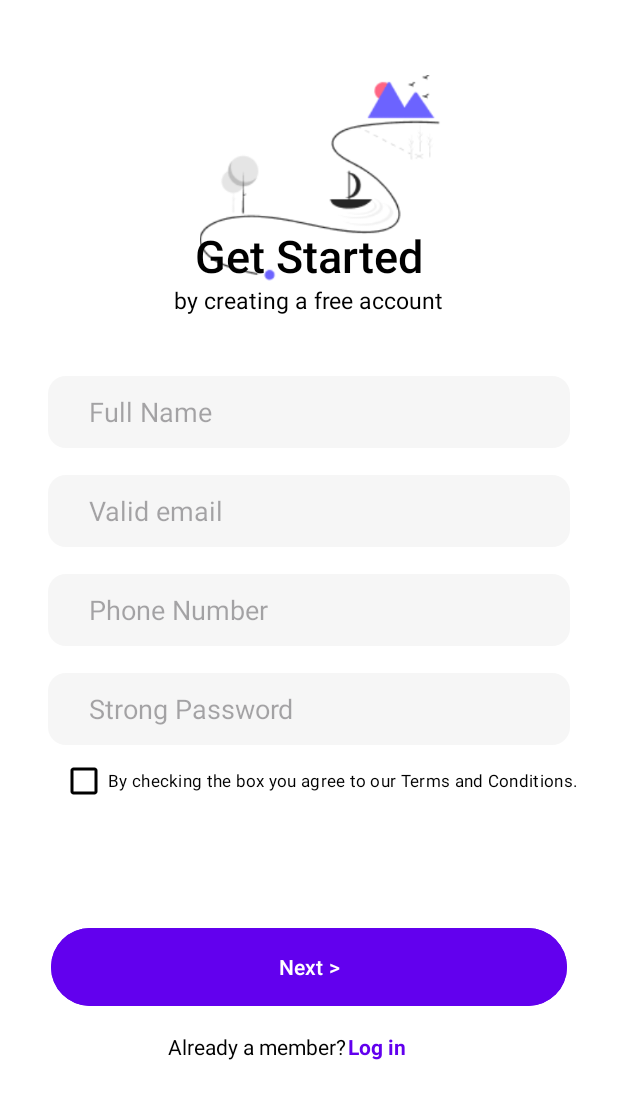
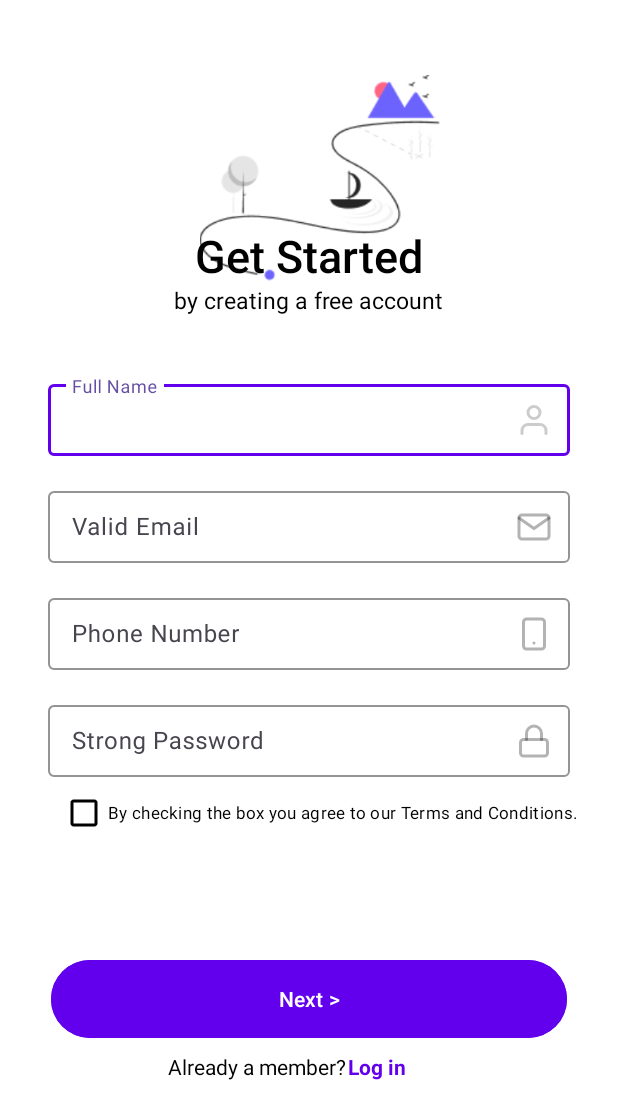
Before and after one commit to bakhodirsolieff/MobileApplicationsAssignment, an Android app: the SignUpDetailsActivity screen opened directly, with no data from a screen before it, on a phone screen of 412 x 824 dp. Shown: the top 1119 px of the screen. Run offline under Robolectric (Android 15) with nearby library versions, the light colour scheme and no system bars.

Commit message:
modified with adding some style and navigation between two activities

```diff
--- a/app/build.gradle.kts
+++ b/app/build.gradle.kts
@@ -40,6 +40,7 @@ dependencies {
     implementation(libs.androidx.core.ktx)
     implementation(libs.androidx.appcompat)
     implementation(libs.material)
+    implementation("com.google.android.material:material:1.4.0")
     implementation(libs.androidx.activity)
     implementation(libs.androidx.constraintlayout)
     testImplementation(libs.junit)
--- a/app/src/main/java/com/example/myapplication/SignUpDetailsActivity.kt
+++ b/app/src/main/java/com/example/myapplication/SignUpDetailsActivity.kt
@@ -1,6 +1,8 @@
 package com.example.myapplication
 
+import android.content.Intent
 import android.os.Bundle
+import android.view.View
 import android.widget.Button
 import android.widget.CheckBox
 import android.widget.EditText
@@ -32,7 +34,11 @@ class SignUpDetailsActivity : AppCompatActivity() {
                     .show()
             }
         }
-
+        val lg = findViewById<View>(R.id.tvRegisterNow)
+        lg.setOnClickListener{
+            val goToReg = Intent(this, CreateAccountActivity::class.java)
+            startActivity(goToReg)
+        }
 
     }
 }
--- /dev/null
+++ b/app/src/main/res/drawable/lock.xml
@@ -0,0 +1,22 @@
+<vector xmlns:android="http://schemas.android.com/apk/res/android"
+    android:width="24dp"
+    android:height="24dp"
+    android:viewportWidth="24"
+    android:viewportHeight="24">
+  <path
+      android:pathData="M19,11H5C3.895,11 3,11.895 3,13V20C3,21.105 3.895,22 5,22H19C20.105,22 21,21.105 21,20V13C21,11.895 20.105,11 19,11Z"
+      android:strokeAlpha="0.3"
+      android:strokeLineJoin="round"
+      android:strokeWidth="2"
+      android:fillColor="#00000000"
+      android:strokeColor="#000000"
+      android:strokeLineCap="round"/>
+  <path
+      android:pathData="M7,11V7C7,5.674 7.527,4.402 8.464,3.464C9.402,2.527 10.674,2 12,2C13.326,2 14.598,2.527 15.535,3.464C16.473,4.402 17,5.674 17,7V11"
+      android:strokeAlpha="0.3"
+      android:strokeLineJoin="round"
+      android:strokeWidth="2"
+      android:fillColor="#00000000"
+      android:strokeColor="#000000"
+      android:strokeLineCap="round"/>
+</vector>
--- /dev/null
+++ b/app/src/main/res/drawable/mail.xml
@@ -0,0 +1,22 @@
+<vector xmlns:android="http://schemas.android.com/apk/res/android"
+    android:width="24dp"
+    android:height="24dp"
+    android:viewportWidth="24"
+    android:viewportHeight="24">
+  <path
+      android:pathData="M4,4H20C21.1,4 22,4.9 22,6V18C22,19.1 21.1,20 20,20H4C2.9,20 2,19.1 2,18V6C2,4.9 2.9,4 4,4Z"
+      android:strokeAlpha="0.3"
+      android:strokeLineJoin="round"
+      android:strokeWidth="2"
+      android:fillColor="#00000000"
+      android:strokeColor="#000000"
+      android:strokeLineCap="round"/>
+  <path
+      android:pathData="M22,6L12,13L2,6"
+      android:strokeAlpha="0.3"
+      android:strokeLineJoin="round"
+      android:strokeWidth="2"
+      android:fillColor="#00000000"
+      android:strokeColor="#000000"
+      android:strokeLineCap="round"/>
+</vector>
--- /dev/null
+++ b/app/src/main/res/drawable/smartphone.xml
@@ -0,0 +1,22 @@
+<vector xmlns:android="http://schemas.android.com/apk/res/android"
+    android:width="24dp"
+    android:height="24dp"
+    android:viewportWidth="24"
+    android:viewportHeight="24">
+  <path
+      android:pathData="M17,2H7C5.895,2 5,2.895 5,4V20C5,21.105 5.895,22 7,22H17C18.105,22 19,21.105 19,20V4C19,2.895 18.105,2 17,2Z"
+      android:strokeAlpha="0.3"
+      android:strokeLineJoin="round"
+      android:strokeWidth="2"
+      android:fillColor="#00000000"
+      android:strokeColor="#000000"
+      android:strokeLineCap="round"/>
+  <path
+      android:pathData="M12,18H12.01"
+      android:strokeAlpha="0.3"
+      android:strokeLineJoin="round"
+      android:strokeWidth="2"
+      android:fillColor="#00000000"
+      android:strokeColor="#000000"
+      android:strokeLineCap="round"/>
+</vector>
--- /dev/null
+++ b/app/src/main/res/drawable/user.xml
@@ -0,0 +1,22 @@
+<vector xmlns:android="http://schemas.android.com/apk/res/android"
+    android:width="24dp"
+    android:height="24dp"
+    android:viewportWidth="24"
+    android:viewportHeight="24">
+  <path
+      android:pathData="M20,21V19C20,17.939 19.579,16.922 18.828,16.172C18.078,15.421 17.061,15 16,15H8C6.939,15 5.922,15.421 5.172,16.172C4.421,16.922 4,17.939 4,19V21"
+      android:strokeAlpha="0.2"
+      android:strokeLineJoin="round"
+      android:strokeWidth="2"
+      android:fillColor="#00000000"
+      android:strokeColor="#000000"
+      android:strokeLineCap="round"/>
+  <path
+      android:pathData="M12,11C14.209,11 16,9.209 16,7C16,4.791 14.209,3 12,3C9.791,3 8,4.791 8,7C8,9.209 9.791,11 12,11Z"
+      android:strokeAlpha="0.2"
+      android:strokeLineJoin="round"
+      android:strokeWidth="2"
+      android:fillColor="#00000000"
+      android:strokeColor="#000000"
+      android:strokeLineCap="round"/>
+</vector>
--- a/app/src/main/res/layout/sign_up_details.xml
+++ b/app/src/main/res/layout/sign_up_details.xml
@@ -46,69 +46,118 @@
         app:layout_constraintStart_toStartOf="parent"
         app:layout_constraintTop_toBottomOf="@id/getStarted" />
 
-    <EditText
-        android:id="@+id/fullName"
+    <com.google.android.material.textfield.TextInputLayout
+        android:id="@+id/textInputFullName"
         android:layout_width="0dp"
-        android:layout_height="48dp"
+        android:layout_height="wrap_content"
         android:layout_marginStart="32dp"
         android:layout_marginTop="40dp"
         android:layout_marginEnd="32dp"
-        android:background="@drawable/edittext_background"
         android:hint="Full Name"
-        android:inputType="textPersonName"
-        android:paddingStart="27dp"
-        android:textColor="@color/black"
+        app:boxBackgroundMode="outline"
+        app:boxStrokeColor="@color/purple_500"
+        app:boxStrokeWidth="1dp"
+        app:boxStrokeWidthFocused="2dp"
         app:layout_constraintEnd_toEndOf="parent"
         app:layout_constraintStart_toStartOf="parent"
-        app:layout_constraintTop_toBottomOf="@id/subHead" />
+        app:layout_constraintTop_toBottomOf="@id/subHead"
+        app:endIconMode="custom"
+        app:endIconDrawable="@drawable/user"
+        app:endIconTint="@color/black">
 
-    <EditText
-        android:id="@+id/validEmail"
+        <com.google.android.material.textfield.TextInputEditText
+            android:id="@+id/fullName"
+            android:layout_width="match_parent"
+            android:layout_height="48dp"
+            android:inputType="textPersonName"
+            android:padding="10dp"
+            android:textColor="@color/black" />
+    </com.google.android.material.textfield.TextInputLayout>
+
+    <com.google.android.material.textfield.TextInputLayout
+        android:id="@+id/textInputValidEmail"
         android:layout_width="0dp"
-        android:layout_height="48dp"
+        android:layout_height="wrap_content"
         android:layout_marginStart="32dp"
         android:layout_marginTop="18dp"
         android:layout_marginEnd="32dp"
-        android:background="@drawable/edittext_background"
-        android:hint="Valid email"
-        android:inputType="textEmailSubject"
-        android:paddingStart="27dp"
-        android:textColor="@color/black"
+        android:hint="Valid Email"
+        app:boxBackgroundMode="outline"
+        app:boxStrokeColor="@color/purple_500"
+        app:boxStrokeWidth="1dp"
+        app:boxStrokeWidthFocused="2dp"
         app:layout_constraintEnd_toEndOf="parent"
         app:layout_constraintStart_toStartOf="parent"
-        app:layout_constraintTop_toBottomOf="@id/fullName" />
+        app:layout_constraintTop_toBottomOf="@id/textInputFullName"
+        app:endIconMode="custom"
+        app:endIconDrawable="@drawable/mail"
+        app:endIconTint="@color/black">
 
-    <EditText
-        android:id="@+id/phoneNumber"
+        <com.google.android.material.textfield.TextInputEditText
+            android:id="@+id/validEmail"
+            android:layout_width="match_parent"
+            android:layout_height="48dp"
+            android:inputType="textEmailAddress"
+            android:padding="10dp"
+            android:textColor="@color/black" />
+    </com.google.android.material.textfield.TextInputLayout>
+
+    <com.google.android.material.textfield.TextInputLayout
+        android:id="@+id/textInputPhoneNumber"
         android:layout_width="0dp"
-        android:layout_height="48dp"
+        android:layout_height="wrap_content"
         android:layout_marginStart="32dp"
         android:layout_marginTop="18dp"
         android:layout_marginEnd="32dp"
-        android:background="@drawable/edittext_background"
         android:hint="Phone Number"
-        android:inputType="phone"
-        android:paddingStart="27dp"
-        android:textColor="@color/black"
+        app:boxBackgroundMode="outline"
+        app:boxStrokeColor="@color/purple_500"
+        app:boxStrokeWidth="1dp"
+        app:boxStrokeWidthFocused="2dp"
         app:layout_constraintEnd_toEndOf="parent"
         app:layout_constraintStart_toStartOf="parent"
-        app:layout_constraintTop_toBottomOf="@id/validEmail" />
+        app:layout_constraintTop_toBottomOf="@id/textInputValidEmail"
+        app:endIconMode="custom"
+        app:endIconDrawable="@drawable/smartphone"
+        app:endIconTint="@color/black"
+        >
 
-    <EditText
-        android:id="@+id/strongPassword"
+        <com.google.android.material.textfield.TextInputEditText
+            android:id="@+id/phoneNumber"
+            android:layout_width="match_parent"
+            android:layout_height="48dp"
+            android:inputType="phone"
+            android:padding="10dp"
+            android:textColor="@color/black" />
+    </com.google.android.material.textfield.TextInputLayout>
+
+    <com.google.android.material.textfield.TextInputLayout
+        android:id="@+id/textInputStrongPassword"
         android:layout_width="0dp"
-        android:layout_height="48dp"
+        android:layout_height="wrap_content"
         android:layout_marginStart="32dp"
         android:layout_marginTop="18dp"
         android:layout_marginEnd="32dp"
-        android:background="@drawable/edittext_background"
         android:hint="Strong Password"
-        android:inputType="numberPassword"
-        android:paddingStart="27dp"
-        android:textColor="@color/black"
+        app:boxBackgroundMode="outline"
+        app:boxStrokeColor="@color/purple_500"
+        app:boxStrokeWidth="1dp"
+        app:boxStrokeWidthFocused="2dp"
         app:layout_constraintEnd_toEndOf="parent"
         app:layout_constraintStart_toStartOf="parent"
-        app:layout_constraintTop_toBottomOf="@id/phoneNumber" />
+        app:layout_constraintTop_toBottomOf="@id/textInputPhoneNumber"
+        app:endIconMode="custom"
+        app:endIconDrawable="@drawable/lock"
+        app:endIconTint="@color/black">
+
+        <com.google.android.material.textfield.TextInputEditText
+            android:id="@+id/strongPassword"
+            android:layout_width="match_parent"
+            android:layout_height="48dp"
+            android:inputType="textPassword"
+            android:padding="10dp"
+            android:textColor="@color/black" />
+    </com.google.android.material.textfield.TextInputLayout>
 
     <CheckBox
         android:id="@+id/agreementCheck"
@@ -121,7 +170,7 @@
         android:textColor="@color/black"
         android:textSize="11sp"
         app:layout_constraintStart_toStartOf="parent"
-        app:layout_constraintTop_toBottomOf="@id/strongPassword" />
+        app:layout_constraintTop_toBottomOf="@id/textInputStrongPassword" />
 
     <Button
         android:id="@+id/btnNext"
@@ -142,7 +191,7 @@
         android:layout_width="wrap_content"
         android:layout_height="wrap_content"
         android:layout_marginStart="112dp"
-        android:layout_marginTop="13dp"
+        android:layout_marginTop="5dp"
         android:text="Already a member?"
         android:textColor="@color/black"
         android:textSize="14sp"
@@ -154,7 +203,7 @@
         android:layout_width="wrap_content"
         android:layout_height="wrap_content"
         android:layout_marginStart="1dp"
-        android:layout_marginTop="13dp"
+        android:layout_marginTop="5dp"
         android:text="Log in"
         android:textColor="@color/purple_500"
         android:textSize="14sp"
--- a/app/src/main/res/values/colors.xml
+++ b/app/src/main/res/values/colors.xml
@@ -3,4 +3,7 @@
     <color name="black">#000000</color>
     <color name="white">#FFFFFF</color>
     <color name="purple_500">#6200EE</color>
+    <color name="gray">#F8F8F8</color>
+    <color name="smthing">#F2F2F2</color>
+
 </resources>
```
Also changed, not shown: app/src/main/AndroidManifest.xml (+5 -6 lines), app/src/main/java/com/example/myapplication/CreateAccountActivity.kt (+7 -0 lines), app/src/main/java/com/example/myapplication/MainActivity.kt (deleted, +0 -20 lines), app/src/main/res/drawable/edittext_background.xml (+16 -5 lines), app/src/main/res/layout/activity_main.xml (deleted, +0 -19 lines), app/src/main/res/layout/create_account_screen1.xml (+49 -27 lines).
